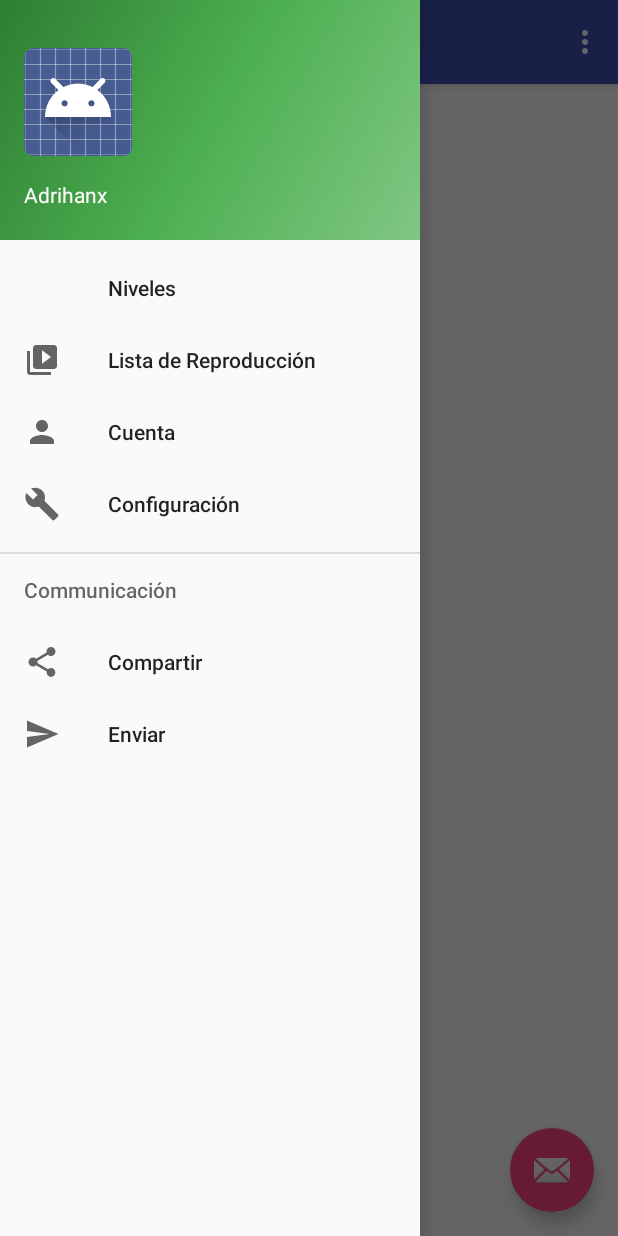
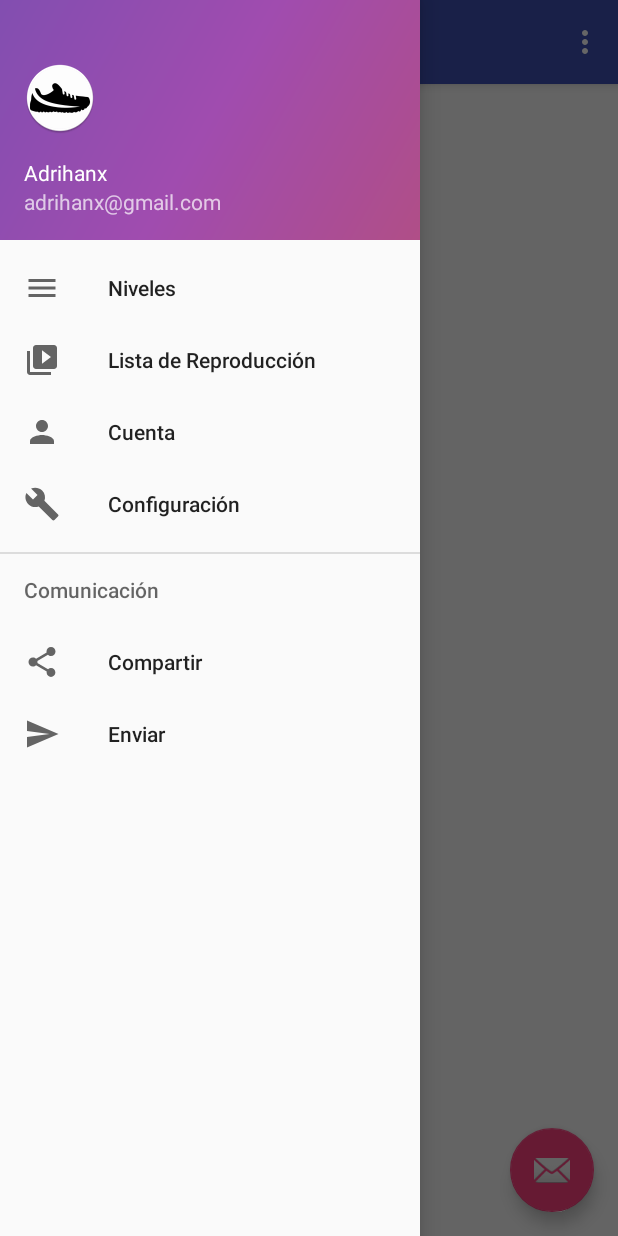
Before and after one commit to Adrihanx/BookRunningAlpha, an Android app: the screen it shows after launch (MainActivity), with the side drawer open, on a phone screen of 412 x 824 dp. Run offline under Robolectric (Android 15) with nearby library versions, the phone set to English and light mode, and no system bars.

Commit message:
Cambio de colores para el sidebar. Icono por default. correcion de errores en los iconos del sidebar Eliminación del icono principal. y creació de los respectivos iconos.

```diff
--- a/app/src/main/res/drawable/side_nav_bar.xml
+++ b/app/src/main/res/drawable/side_nav_bar.xml
@@ -2,8 +2,8 @@
     android:shape="rectangle">
     <gradient
         android:angle="135"
-        android:centerColor="#4CAF50"
-        android:endColor="#2E7D32"
-        android:startColor="#81C784"
+        android:centerColor="#a04caf"
+        android:endColor="#824eb0"
+        android:startColor="#b04e87"
         android:type="linear" />
 </shape>
--- a/app/src/main/res/layout/nav_header_main.xml
+++ b/app/src/main/res/layout/nav_header_main.xml
@@ -17,7 +17,7 @@
         android:layout_width="wrap_content"
         android:layout_height="wrap_content"
         android:paddingTop="@dimen/nav_header_vertical_spacing"
-        app:srcCompat="@android:drawable/sym_def_app_icon" />
+        app:srcCompat="@mipmap/ic_default_user" />
 
     <TextView
         android:layout_width="match_parent"
--- a/app/src/main/res/menu/activity_main_drawer.xml
+++ b/app/src/main/res/menu/activity_main_drawer.xml
@@ -4,7 +4,7 @@
     <group android:checkableBehavior="single">
         <item
             android:id="@+id/nav_nivel"
-            android:src="@drawable/ic_level"
+            android:icon="@drawable/ic_level"
             android:title="Niveles" />
         <item
             android:id="@+id/nav_playlist"
@@ -20,7 +20,7 @@
             android:title="Configuración" />
     </group>
 
-    <item android:title="Communicación">
+    <item android:title="Comunicación">
         <menu>
             <item
                 android:id="@+id/nav_share"
--- a/app/src/main/res/menu/main.xml
+++ b/app/src/main/res/menu/main.xml
@@ -2,6 +2,7 @@
 <menu xmlns:android="http://schemas.android.com/apk/res/android"
     xmlns:app="http://schemas.android.com/apk/res-auto">
     <item
+        android:icon="@mipmap/ic_launcher"
         android:id="@+id/action_settings"
         android:orderInCategory="100"
         android:title="@string/action_settings"
```
Also changed, not shown: app/src/main/ic_default_user-web.png (added), app/src/main/res/mipmap-hdpi/ic_default_user.png (added), app/src/main/res/mipmap-mdpi/ic_default_user.png (added), app/src/main/res/mipmap-xhdpi/ic_default_user.png (added), app/src/main/res/mipmap-xxhdpi/ic_default_user.png (added), app/src/main/res/mipmap-xxxhdpi/ic_default_user.png (added).
